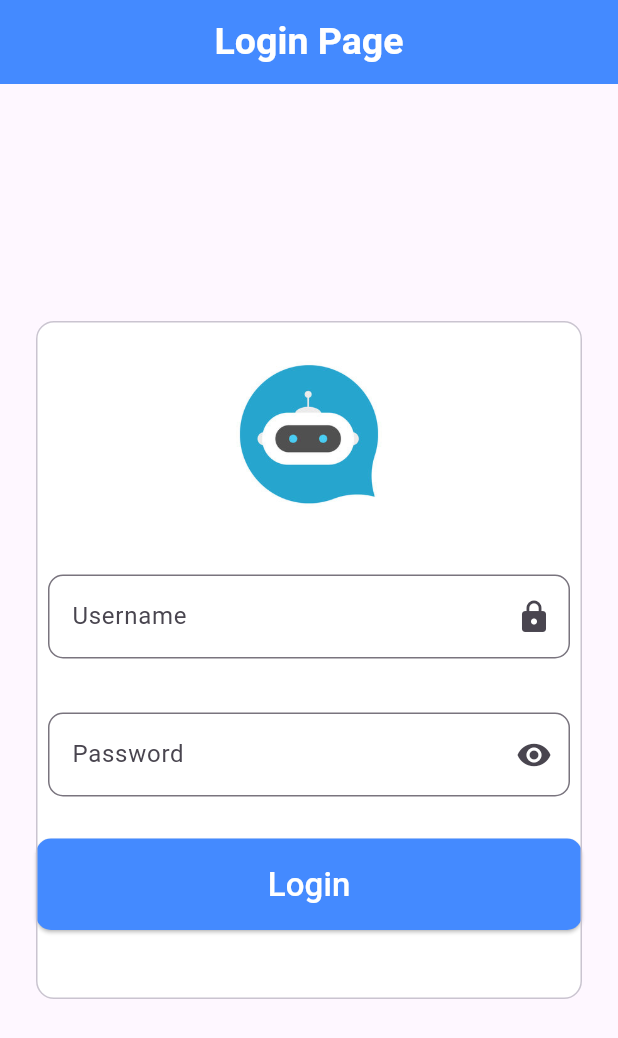
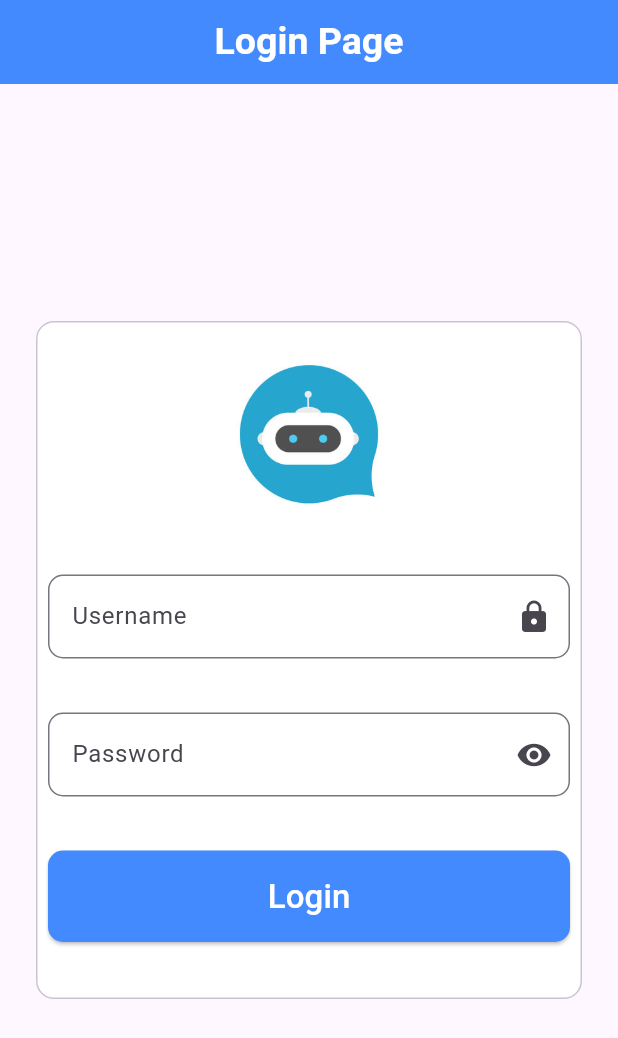
Before and after one commit to MOHAJII/Flutter_chatbot_app, a Flutter app: the screen it shows after launch, on a phone screen of 412 x 824 dp. Shown: the top 1038 px of the screen. Run offline on Flutter 3.47's test engine with Material 3 defaults, Android fonts, the phone set to English and light mode, and no system bars.

Commit message:
update login page layout and add HTTP package dependency

```diff
--- a/lib/main.dart
+++ b/lib/main.dart
@@ -13,13 +13,14 @@ class MyApp extends StatelessWidget {
   @override
   Widget build(BuildContext context) {
     return MaterialApp(
+      debugShowCheckedModeBanner: false,
       routes: {
+        '/': (context) => LoginPage(),
         '/bot': (context) => ChatBotPage(),
       },
       theme: ThemeData(
         primaryColor: Colors.blueAccent
       ),
-      home: LoginPage(),
     );
   }
 }
--- a/lib/pages/chatbot.page.dart
+++ b/lib/pages/chatbot.page.dart
@@ -31,6 +31,12 @@ class _ChatBotPageState extends State<ChatBotPage> {
         ),
         backgroundColor: Theme.of(context).primaryColor,
         centerTitle: true,
+        actions: [
+          IconButton(onPressed: () {
+            Navigator.pop(context);
+            Navigator.pushNamed(context, '/');
+          }, icon: Icon(Icons.logout, color: Colors.white,))
+        ],
       ),
       body: Column(
         children: [
--- a/lib/pages/login.page.dart
+++ b/lib/pages/login.page.dart
@@ -66,6 +66,8 @@ class LoginPage extends StatelessWidget {
                   SizedBox(height: 20),
                   SizedBox(
                     width: double.infinity,
+                    child: Padding(
+                      padding: const EdgeInsets.all(8.0),
                       child: ElevatedButton(
                         onPressed: () {
                           String username = usernameController.text;
@@ -95,6 +97,7 @@ class LoginPage extends StatelessWidget {
                         ),
                       ),
                     ),
+                  ),
                 ],
               ),
             ),
--- a/pubspec.yaml
+++ b/pubspec.yaml
@@ -31,9 +31,11 @@ dependencies:
   flutter:
     sdk: flutter
 
+
   # The following adds the Cupertino Icons font to your application.
   # Use with the CupertinoIcons class for iOS style icons.
   cupertino_icons: ^1.0.8
+  http:
 
 dev_dependencies:
   flutter_test:
```
Also changed, not shown: pubspec.lock. Lines whose indentation alone changed are shown as unchanged.
